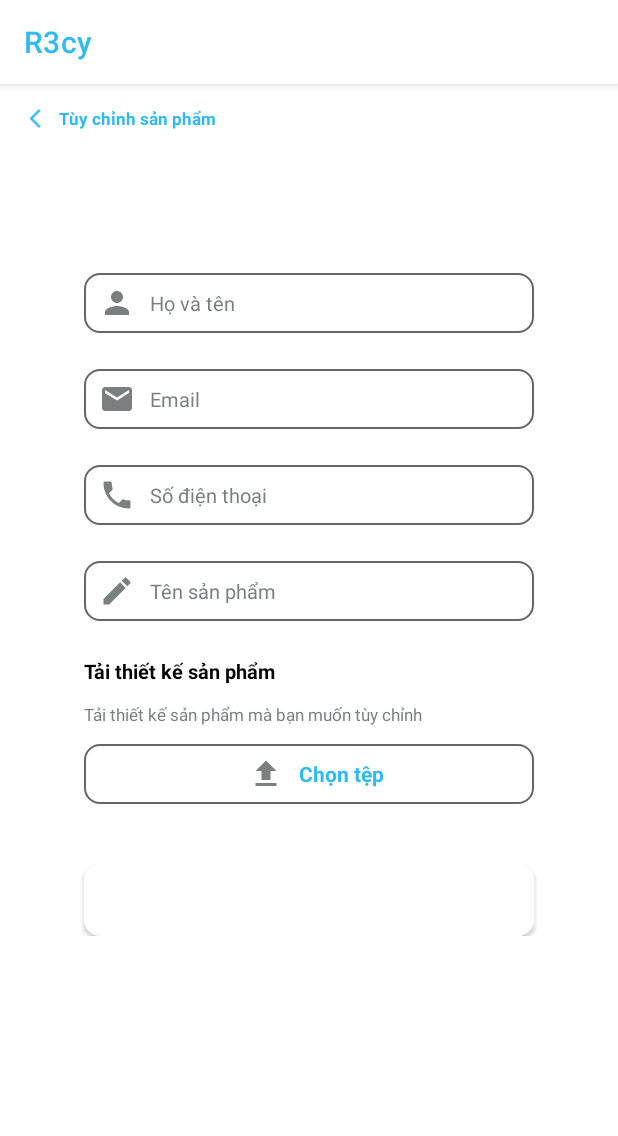
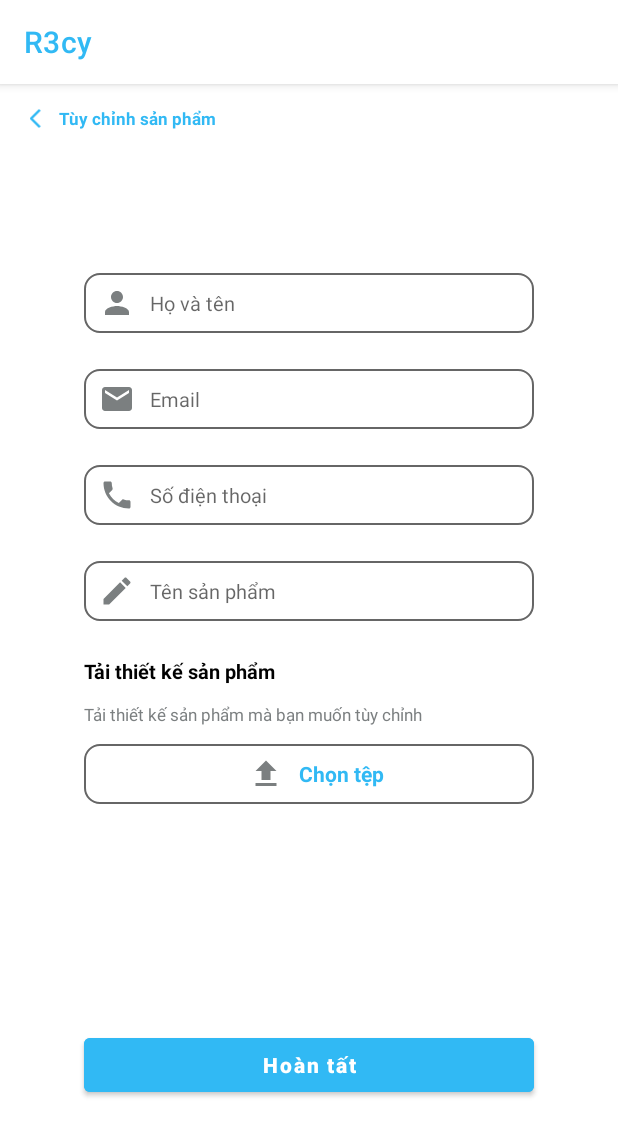
Before and after one commit to dtthanhtruc112/MobileApp_R3cy, an Android app: the CustomProduct screen opened directly, with no data from a screen before it, on a phone screen of 412 x 824 dp. Shown: the top 1136 px of the screen. Run offline under Robolectric (Android 15) with nearby library versions, the phone set to English and light mode, and no system bars; Roboto replaces fonts that are not available here.

```diff
--- a/R3cy_MobileApp/app/src/main/java/com/example/r3cy_mobileapp/Signup.java
+++ b/R3cy_MobileApp/app/src/main/java/com/example/r3cy_mobileapp/Signup.java
@@ -4,7 +4,9 @@ import androidx.appcompat.app.AppCompatActivity;
 
 import android.content.Intent;
 import android.os.Bundle;
+import android.text.TextUtils;
 import android.text.method.PasswordTransformationMethod;
+import android.util.Patterns;
 import android.view.View;
 import android.widget.Button;
 import android.widget.EditText;
@@ -80,6 +82,30 @@ public class Signup extends AppCompatActivity {
             return;
         }
 
+        // Kiểm tra email có đúng định dạng không
+        if (!isValidEmail(email)) {
+            Toast.makeText(this, "Email không hợp lệ", Toast.LENGTH_SHORT).show();
+            return;
+        }
+
+        // Kiểm tra số điện thoại có lớn hơn 10 chữ số không
+        if (!isValidPhoneNumber(password)) {
+            Toast.makeText(this, "Số điện thoại phải lớn hơn 10 chữ số", Toast.LENGTH_SHORT).show();
+            return;
+        }
+
+        // Kiểm tra độ dài mật khẩu
+        if (password.length() < 8) {
+            Toast.makeText(this, "Mật khẩu phải chứa ít nhất 8 ký tự", Toast.LENGTH_SHORT).show();
+            return;
+        }
+
+        // Kiểm tra mật khẩu có chứa chữ cái, số và ký tự đặc biệt
+        if (!password.matches("^(?=.*[a-zA-Z])(?=.*\\d)(?=.*[@#$%^&+=])[A-Za-z\\d@#$%^&+=]{8,}$")) {
+            Toast.makeText(this, "Mật khẩu phải chứa 1 chữ cái, 1 số và 1 ký tự đặc biệt", Toast.LENGTH_SHORT).show();
+            return;
+        }
+
         if (!password.equals(confirmPassword)) {
             Toast.makeText(this, "Mật khẩu và xác nhận mật khẩu không khớp", Toast.LENGTH_SHORT).show();
             return;
@@ -101,6 +127,16 @@ public class Signup extends AppCompatActivity {
         } else {
             Toast.makeText(this, "Đăng ký thất bại", Toast.LENGTH_SHORT).show();
         }
+    }
+
+    // Phương thức kiểm tra định dạng email
+    private boolean isValidEmail(CharSequence target) {
+        return (!TextUtils.isEmpty(target) && Patterns.EMAIL_ADDRESS.matcher(target).matches());
+    }
+
+    // Phương thức kiểm tra số điện thoại có lớn hơn 10 chữ số
+    private boolean isValidPhoneNumber(String phoneNumber) {
+        return phoneNumber.length() >= 10;
     }
 
     // Phương thức để bật hoặc tắt xem mật khẩu
--- a/R3cy_MobileApp/app/src/main/res/layout/activity_custom_product.xml
+++ b/R3cy_MobileApp/app/src/main/res/layout/activity_custom_product.xml
@@ -54,12 +54,13 @@
                     android:src="@drawable/icon_person" />
 
                 <EditText
+                    android:id="@+id/edtCustomerName"
                     android:layout_width="match_parent"
                     android:layout_height="40dp"
                     android:gravity="center_vertical"
                     android:paddingLeft="10dp"
                     android:textSize="13dp"
-                    android:text="Họ và tên"
+                    android:hint="Họ và tên"
                     android:textColor="@color/grey"
                     android:background="@drawable/edttext_no_underline"/>
 
@@ -80,12 +81,13 @@
                     android:src="@drawable/icon_mail_gray" />
 
                 <EditText
+                    android:id="@+id/edtEmail"
                     android:layout_width="match_parent"
                     android:layout_height="40dp"
                     android:gravity="center_vertical"
                     android:paddingLeft="10dp"
                     android:textSize="13dp"
-                    android:text="Email"
+                    android:hint="Email"
                     android:textColor="@color/grey"
                     android:background="@drawable/edttext_no_underline"/>
 
@@ -106,12 +108,13 @@
                     android:src="@drawable/icon_phone_gray" />
 
                 <EditText
+                    android:id="@+id/edtPhone"
                     android:layout_width="match_parent"
                     android:layout_height="40dp"
                     android:gravity="center_vertical"
                     android:paddingLeft="10dp"
                     android:textSize="13dp"
-                    android:text="Số điện thoại"
+                    android:hint="Số điện thoại"
                     android:textColor="@color/grey"
                     android:background="@drawable/edttext_no_underline"/>
 
@@ -132,14 +135,15 @@
                     android:src="@drawable/icon_edit" />
 
                 <EditText
+                    android:id="@+id/edtProductCusName"
                     android:layout_width="match_parent"
                     android:layout_height="40dp"
+                    android:background="@drawable/edttext_no_underline"
                     android:gravity="center_vertical"
+                    android:hint="Tên sản phẩm"
                     android:paddingLeft="10dp"
-                    android:textSize="13dp"
-                    android:text="Tên sản phẩm"
                     android:textColor="@color/grey"
-                    android:background="@drawable/edttext_no_underline"/>
+                    android:textSize="13dp" />
 
             </LinearLayout>
 
@@ -172,6 +176,7 @@
                 android:gravity="center"
                 android:orientation="horizontal">
 
+
                 <ImageView
                     android:layout_width="wrap_content"
                     android:layout_height="40dp"
@@ -179,22 +184,32 @@
                     android:src="@drawable/icon_upload" />
 
                 <TextView
+                    android:id="@+id/btnProductFile"
                     android:layout_width="wrap_content"
                     android:layout_height="40dp"
                     android:gravity="center_vertical"
                     android:paddingLeft="10dp"
                     android:text="Chọn tệp"
                     android:textColor="#31B9F4"
-                    android:textStyle="bold" />
+                    android:textStyle="bold"
+                    android:onClick="onUploadButtonClick"/>
 
             </LinearLayout>
 
+            <ImageView
+                android:id="@+id/imageView"
+                android:layout_width="100dp"
+                android:layout_height="100dp"
+                android:scaleType="centerCrop"
+                android:layout_gravity="center"
+                android:layout_marginTop="10dp"/>
+
             <Button
+                android:id="@+id/btnSummitCustom"
                 android:layout_width="300dp"
                 android:layout_height="wrap_content"
                 android:layout_gravity="center"
                 android:layout_marginTop="40dp"
-                android:background="@drawable/rounded_borders"
                 android:backgroundTint="#31B9F4"
                 android:text="Hoàn tất"
                 android:textSize="14dp"
```
